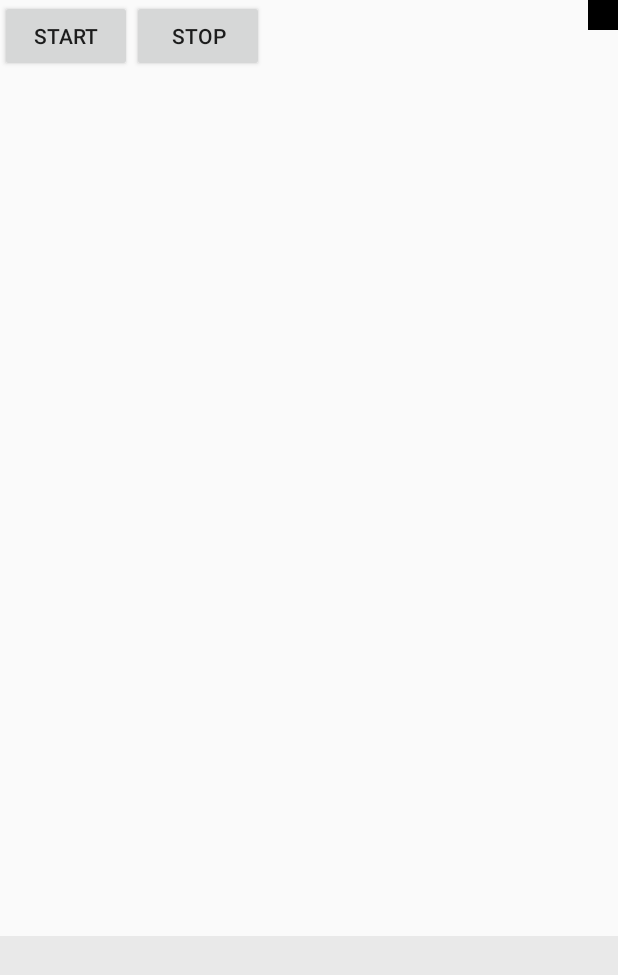
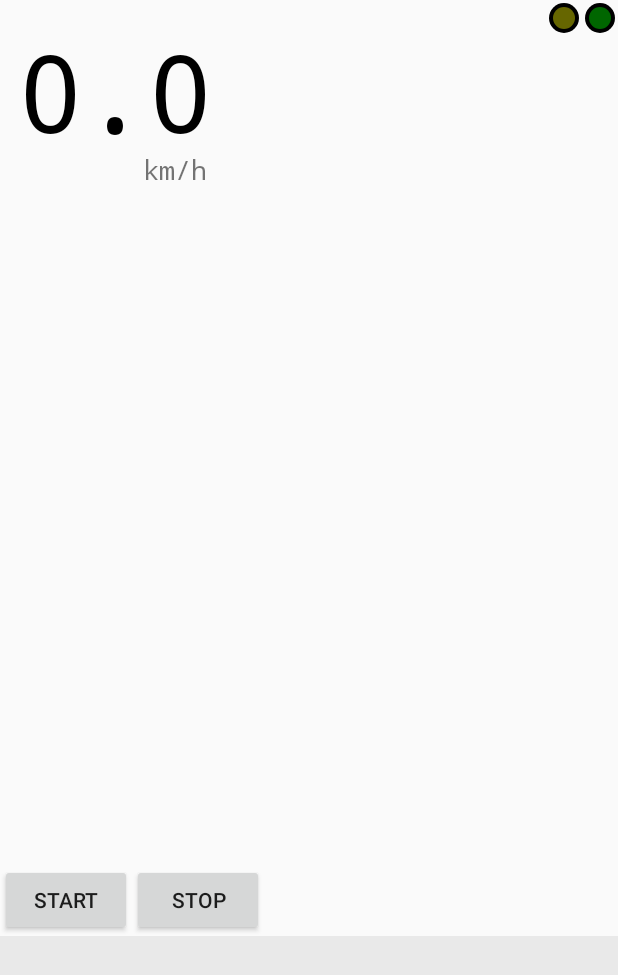
Before and after one commit to darekbx/bt_counter, an Android app: the screen it shows after launch (MainActivity), after a tap on "START", on a phone screen of 412 x 824 dp. Shown: the top 975 px of the screen. Run offline under Robolectric (Android 15) with nearby library versions, the phone set to English and light mode, and no system bars; libraries missing offline, so code that uses them is left out: rx.android.schedulers, rx.schedulers.

Commit message:
Added stateLeds. Modified UI. Speed display.

```diff
--- a/app/src/main/java/com/btcounter/MainActivity.java
+++ b/app/src/main/java/com/btcounter/MainActivity.java
@@ -8,13 +8,20 @@ import android.location.LocationManager;
 import android.os.Bundle;
 import android.support.v4.app.ActivityCompat;
 import android.support.v4.content.ContextCompat;
+import android.util.Log;
 import android.view.View;
 import android.widget.ArrayAdapter;
 import android.widget.Button;
 import android.widget.ListView;
+import android.widget.TextView;
 import android.widget.Toast;
 
+import com.btcounter.bikelogic.MeasurementController;
 import com.btcounter.bt.BluetoothController;
+import com.btcounter.view.StateLed;
+
+import static com.btcounter.bt.BluetoothController.DATA_COUNTER;
+import static com.btcounter.bt.BluetoothController.DATA_CADENCE;
 
 /**
  * Created by daba on 2016-06-01.
@@ -26,8 +33,12 @@ public class MainActivity extends Activity {
     private ListView listView;
     private Button start;
     private Button stop;
+    private StateLed speedStateLed;
+    private StateLed cadenceStateLed;
+    private TextView speedText;
 
     private BluetoothController bluetoothController;
+    private MeasurementController measurementController;
     private ArrayAdapter<String> adapter;
 
     @Override
@@ -36,11 +47,8 @@ public class MainActivity extends Activity {
         setContentView(R.layout.activity_main);
         bindViews();
 
-        Runnable runnable = () -> {
-
-        };
-
         listView.setAdapter(adapter = new ArrayAdapter<>(this, R.layout.adapter_log));
+        speedText.setText(getString(R.string.speed_format, 0d));
 
         int permissionCheck = ContextCompat.checkSelfPermission(this,
                 Manifest.permission.ACCESS_FINE_LOCATION);
@@ -65,6 +73,16 @@ public class MainActivity extends Activity {
     }
 
     @Override
+    protected void onDestroy() {
+        super.onDestroy();
+        if (bluetoothController != null) {
+            bluetoothController.stopScan();
+            bluetoothController.closeGatt();
+            bluetoothController.setListener(null);
+        }
+    }
+
+    @Override
     public void onRequestPermissionsResult(int requestCode, String[] permissions, int[] grantResults) {
         super.onRequestPermissionsResult(requestCode, permissions, grantResults);
         if (requestCode == LOCATION_PERMISSION_RQUEST) {
@@ -81,6 +99,9 @@ public class MainActivity extends Activity {
         listView = (ListView)findViewById(R.id.list);
         start = (Button) findViewById(R.id.button_start);
         stop = (Button)findViewById(R.id.button_stop);
+        speedStateLed = (StateLed)findViewById(R.id.speed_state_led);
+        cadenceStateLed = (StateLed)findViewById(R.id.cadence_state_led);
+        speedText = (TextView) findViewById(R.id.text_speed);
     }
 
     public void onStartClick(View view) {
@@ -93,28 +114,52 @@ public class MainActivity extends Activity {
     }
 
     private void startScan() {
-        bluetoothController = new BluetoothController(this, new BluetoothController.Listener() {
+        bluetoothController = new BluetoothController(this);
+        bluetoothController.setListener(new BluetoothController.Listener() {
             @Override
             public void log(final String message) {
-                runOnUiThread(new Runnable() {
-                    @Override
-                    public void run() {
-                        adapter.add(message);
-                        adapter.notifyDataSetChanged();
-                    }
+                runOnUiThread(() -> {
+                    adapter.add(message);
+                    adapter.notifyDataSetChanged();
                 });
             }
 
             @Override
             public void ready() {
-                // TODO
+                prepareMeasurement();
             }
 
             @Override
-            public void onData(int value) {
-                // TODO
+            public void onData(@BluetoothController.DataType int value) {
+                switch (value) {
+                    case DATA_COUNTER:
+                        speedStateLed.blink();
+                        if (measurementController != null) {
+                            measurementController.notifyWheelRotation();
+                        }
+                        break;
+                    case DATA_CADENCE:
+                        cadenceStateLed.blink();
+                        break;
+                }
             }
         });
         bluetoothController.startScan();
     }
+
+    private void prepareMeasurement() {
+        measurementController = new MeasurementController();
+        measurementController.subscribeSpeed();
+        measurementController.setListener(new MeasurementController.Listener() {
+            @Override
+            public void refreshSpeed(double speed) {
+                runOnUiThread(() -> speedText.setText(getString(R.string.speed_format, speed)));
+            }
+
+            @Override
+            public void refreshCadence(int cadence) {
+
+            }
+        });
+    }
 }
--- a/app/src/main/java/com/btcounter/bt/BluetoothController.java
+++ b/app/src/main/java/com/btcounter/bt/BluetoothController.java
@@ -12,7 +12,10 @@ import android.bluetooth.le.BluetoothLeScanner;
 import android.bluetooth.le.ScanCallback;
 import android.bluetooth.le.ScanResult;
 import android.content.Context;
+import android.support.annotation.IntDef;
 
+import java.lang.annotation.Retention;
+import java.lang.annotation.RetentionPolicy;
 import java.util.UUID;
 
 import rx.Observable;
@@ -25,6 +28,13 @@ import rx.schedulers.Schedulers;
  */
 public class BluetoothController {
 
+    public static final int DATA_COUNTER = 1;
+    public static final int DATA_CADENCE = 2;
+
+    @IntDef({DATA_COUNTER,DATA_CADENCE})
+    @Retention(RetentionPolicy.SOURCE)
+    public @interface DataType{}
+
     private boolean DEBUG = false;
 
     private static final String BT_DEVICE_NAME = "BlunoV1.8";
@@ -34,7 +44,7 @@ public class BluetoothController {
     public interface Listener {
         void log(String message);
         void ready();
-        void onData(int value);
+        void onData(@DataType int value);
     }
 
     private Context context;
@@ -43,8 +53,11 @@ public class BluetoothController {
     private BluetoothGatt gatt;
     private Listener listener;
 
-    public BluetoothController(Context context, Listener listener) {
+    public BluetoothController(Context context) {
         this.context = context;
+    }
+
+    public void setListener(Listener listener) {
         this.listener = listener;
     }
 
@@ -168,7 +181,14 @@ public class BluetoothController {
         public void onCharacteristicChanged(BluetoothGatt gatt, BluetoothGattCharacteristic characteristic) {
             super.onCharacteristicChanged(gatt, characteristic);
             int value = characteristic.getIntValue(BluetoothGattCharacteristic.FORMAT_SINT8, 0);
-            listener.onData(value);
+            switch (value) {
+                case 1:
+                    listener.onData(DATA_COUNTER);
+                    break;
+                case 2:
+                    listener.onData(DATA_CADENCE);
+                    break;
+            }
         }
     };
 }
--- a/app/src/main/java/com/btcounter/view/StateLed.java
+++ b/app/src/main/java/com/btcounter/view/StateLed.java
@@ -10,16 +10,22 @@ import android.view.View;
 
 import com.btcounter.R;
 
+import java.util.concurrent.TimeUnit;
+
+import rx.Observable;
+
 /**
  * Created by daba on 2016-06-06.
  */
 public class StateLed extends View {
 
     private static final int BORDER = 4;
+    private static final int BLINK_DELAY = 50;
 
     private Paint paint;
     private int onColor;
     private int offColor;
+    private boolean isBlinking = false;
 
     public StateLed(Context context, AttributeSet attrs) {
         super(context, attrs);
@@ -33,15 +39,27 @@ public class StateLed extends View {
         paint.setAntiAlias(true);
     }
 
+    public void blink() {
+        isBlinking = true;
+        invalidate();
+        Observable
+                .just(1)
+                .delay(BLINK_DELAY, TimeUnit.MILLISECONDS)
+                .subscribe((a) -> {
+                    isBlinking = false;
+                    post(() -> invalidate());
+                });
+    }
+
     @Override
     protected void onDraw(Canvas canvas) {
         super.onDraw(canvas);
 
         int size = getWidth() / 2;
-        //paint.setColor(Color.BLACK);
-        canvas.drawCircle(size, size, getWidth(), paint);
+        paint.setColor(Color.BLACK);
+        canvas.drawCircle(size, size, size, paint);
 
-        paint.setColor(onColor);
-        canvas.drawCircle(size, size, (size) - BORDER, paint);
+        paint.setColor(isBlinking ? onColor : offColor);
+        canvas.drawCircle(size, size, size - BORDER, paint);
     }
 }
--- a/app/src/main/res/layout/activity_main.xml
+++ b/app/src/main/res/layout/activity_main.xml
@@ -1,24 +1,61 @@
 <?xml version="1.0" encoding="utf-8"?>
 <RelativeLayout xmlns:android="http://schemas.android.com/apk/res/android"
     xmlns:tools="http://schemas.android.com/tools"
-    xmlns:auto="ttp://schemas.android.com/apk/res-auto"
+    xmlns:auto="http://schemas.android.com/apk/res-auto"
     android:layout_width="match_parent"
     android:layout_height="match_parent">
 
     <com.btcounter.view.StateLed
-        android:layout_width="20dp"
-        android:layout_height="20dp"
+        android:id="@+id/cadence_state_led"
         android:layout_alignParentRight="true"
-        android:background="@android:color/transparent"
-        auto:on_color="#80c0"
-        auto:off_color="#0aaa"
+        auto:on_color="@color/state_led_speed_on"
+        auto:off_color="@color/state_led_speed_off"
+        style="@style/StateLedDefault"
+        />
+    <com.btcounter.view.StateLed
+        android:id="@+id/speed_state_led"
+        android:layout_toLeftOf="@id/cadence_state_led"
+        auto:on_color="@color/state_led_cadence_on"
+        auto:off_color="@color/state_led_cadence_off"
+        style="@style/StateLedDefault"
         />
 
+    <TextView
+        android:id="@+id/text_speed"
+        android:layout_width="wrap_content"
+        android:layout_height="wrap_content"
+        android:textSize="72sp"
+        android:textColor="#000"
+        android:paddingTop="12dp"
+        android:paddingLeft="12dp"
+        android:paddingRight="0dp"
+        android:layout_marginRight="0dp"
+        android:typeface="monospace"
+        />
+    <TextView
+        android:layout_width="wrap_content"
+        android:layout_height="wrap_content"
+        android:layout_below="@id/text_speed"
+        android:layout_alignEnd="@id/text_speed"
+        android:layout_marginTop="-8dp"
+        android:layout_marginRight="4dp"
+        android:typeface="monospace"
+        android:text="@string/unit_km_h"
+        android:textSize="18sp"
+        />
+
+    <ListView
+        android:id="@+id/list"
+        android:layout_width="match_parent"
+        android:layout_height="200dp"
+        android:layout_alignParentBottom="true"
+        android:background="#1000"
+        />
     <Button
         android:id="@+id/button_start"
         android:layout_width="wrap_content"
         android:layout_height="wrap_content"
-        android:layout_alignParentTop="true"
+        android:layout_above="@id/list"
         android:text="@string/button_start"
         android:onClick="onStartClick"
         />
@@ -26,18 +63,11 @@
         android:id="@+id/button_stop"
         android:layout_width="wrap_content"
         android:layout_height="wrap_content"
-        android:layout_alignParentTop="true"
+        android:layout_above="@id/list"
         android:layout_toRightOf="@id/button_start"
         android:text="@string/button_stop"
         android:onClick="onStopClick"
         />
-    <ListView
-        android:id="@+id/list"
-        android:layout_width="match_parent"
-        android:layout_height="200dp"
-        android:layout_alignParentBottom="true"
-        android:background="#1000"
-        />
 
 
 </RelativeLayout>
--- a/app/src/main/res/values/colors.xml
+++ b/app/src/main/res/values/colors.xml
@@ -3,4 +3,9 @@
     <color name="colorPrimary">#3F51B5</color>
     <color name="colorPrimaryDark">#303F9F</color>
     <color name="colorAccent">#FF4081</color>
+
+    <color name="state_led_speed_on">#f0f0</color>
+    <color name="state_led_speed_off">#60f0</color>
+    <color name="state_led_cadence_on">#fff0</color>
+    <color name="state_led_cadence_off">#6ff0</color>
 </resources>
--- a/app/src/main/res/values/strings.xml
+++ b/app/src/main/res/values/strings.xml
@@ -3,5 +3,7 @@
 
     <string name="button_start">Start</string>
     <string name="button_stop">Stop</string>
+    <string name="unit_km_h">km/h</string>
+    <string name="speed_format">%2.1f</string>
 
 </resources>
--- a/app/src/main/res/values/styles.xml
+++ b/app/src/main/res/values/styles.xml
@@ -8,4 +8,11 @@
         <item name="colorAccent">@color/colorAccent</item>
     </style>
 
+    <style name="StateLedDefault">
+        <item name="android:layout_width">20dp</item>
+        <item name="android:layout_height">20dp</item>
+        <item name="android:layout_margin">2dp</item>
+        <item name="android:background">@android:color/transparent</item>
+    </style>
+
 </resources>
```
Also changed, not shown: app/src/main/java/com/btcounter/bikelogic/Measurement.java (+6 -6 lines), app/src/main/java/com/btcounter/bikelogic/MeasurementController.java (added, +53 -0 lines).
